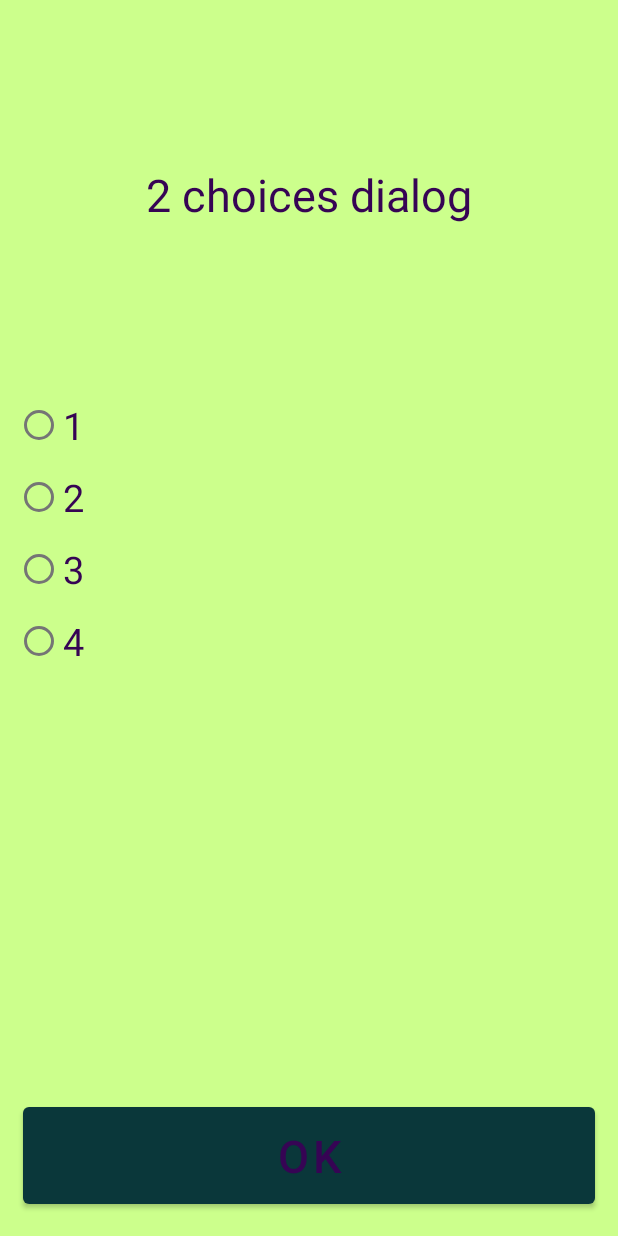
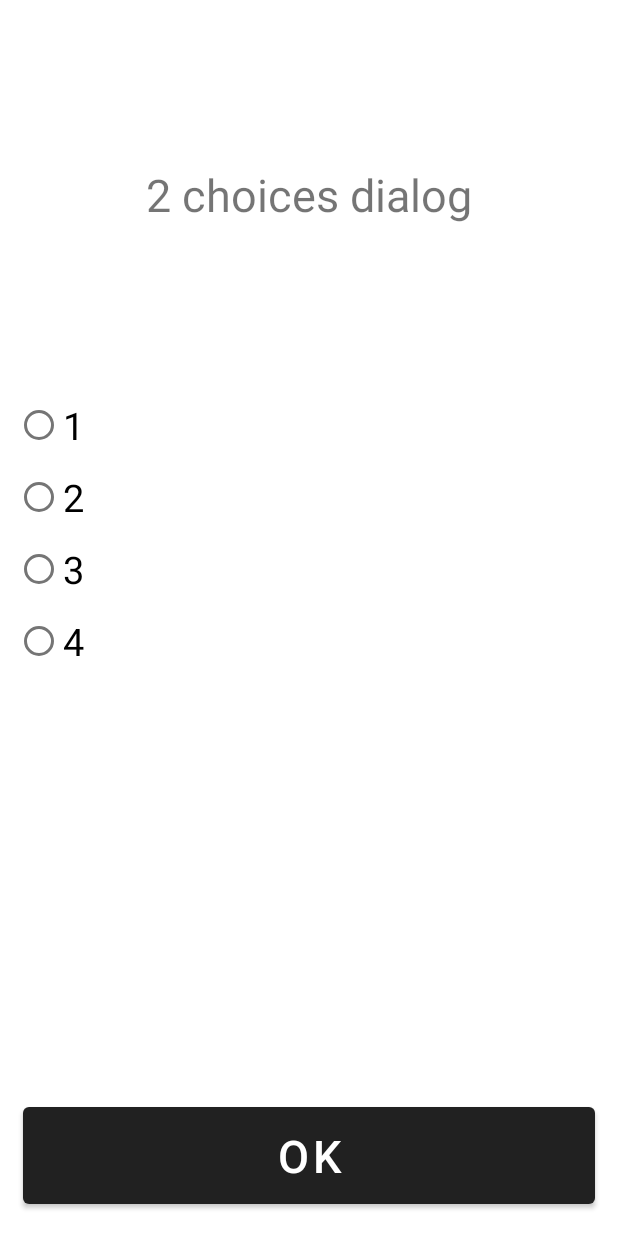
Before and after one commit to aDamian88/quizler, an Android app: the layout quizler_dialog_four_choices.xml on its own in the app's theme, with its tools: preview values and no code run, on a phone screen of 412 x 824 dp. Run offline under Robolectric (Android 15) with nearby library versions, the phone set to English and light mode, and no system bars.

Commit message:
fix: changing the colors of 4choice quiz dialog.

```diff
--- a/app/src/main/res/layout/quizler_dialog_four_choices.xml
+++ b/app/src/main/res/layout/quizler_dialog_four_choices.xml
@@ -4,7 +4,6 @@
     android:layout_width="match_parent"
     android:layout_height="match_parent"
     android:layout_gravity="center"
-    android:background="@color/greenPalette"
     android:orientation="vertical">
 
     <TextView
@@ -14,7 +13,6 @@
         android:layout_weight="0.30"
         android:layout_margin="15dp"
         android:text="2 choices dialog"
-        android:textColor="@color/purplePalette"
         android:gravity="center"
         android:textSize="30sp"
         app:layout_constraintEnd_toEndOf="parent"
@@ -47,32 +45,24 @@
                     android:id="@+id/rb_choice_one"
                     android:layout_width="match_parent"
                     android:layout_height="wrap_content"
-                    android:textColor="@color/purplePalette"
-                    android:textColorHint="@color/purplePalette"
                     android:textSize="25sp"
                     android:text="1" />
                 <RadioButton
                     android:id="@+id/rb_choice_two"
                     android:layout_width="match_parent"
                     android:layout_height="wrap_content"
-                    android:textColor="@color/purplePalette"
-                    android:textColorHint="@color/purplePalette"
                     android:textSize="25sp"
                     android:text="2" />
                 <RadioButton
                     android:id="@+id/rb_choice_three"
                     android:layout_width="match_parent"
                     android:layout_height="wrap_content"
-                    android:textColor="@color/purplePalette"
-                    android:textColorHint="@color/purplePalette"
                     android:textSize="25sp"
                     android:text="3" />
                 <RadioButton
                     android:id="@+id/rb_choice_four"
                     android:layout_width="match_parent"
                     android:layout_height="wrap_content"
-                    android:textColor="@color/purplePalette"
-                    android:textColorHint="@color/purplePalette"
                     android:textSize="25sp"
                     android:text="4" />
             </RadioGroup>
@@ -90,8 +80,6 @@
         android:layout_weight="0.10"
         android:text="OK"
         android:textSize="30sp"
-        android:textColor="@color/purplePalette"
-        app:backgroundTint="@color/vintageNordman"
         app:layout_constraintBottom_toBottomOf="parent"
         app:layout_constraintEnd_toEndOf="parent"
         app:layout_constraintStart_toStartOf="parent"
```
